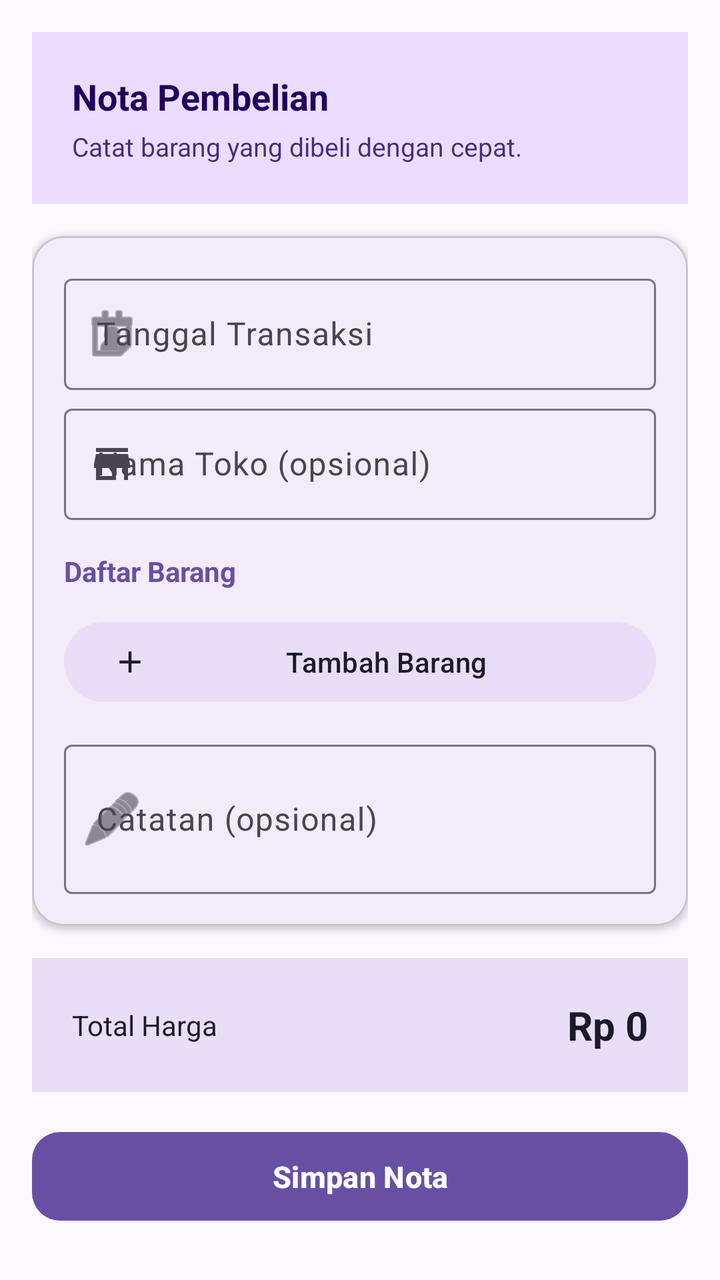
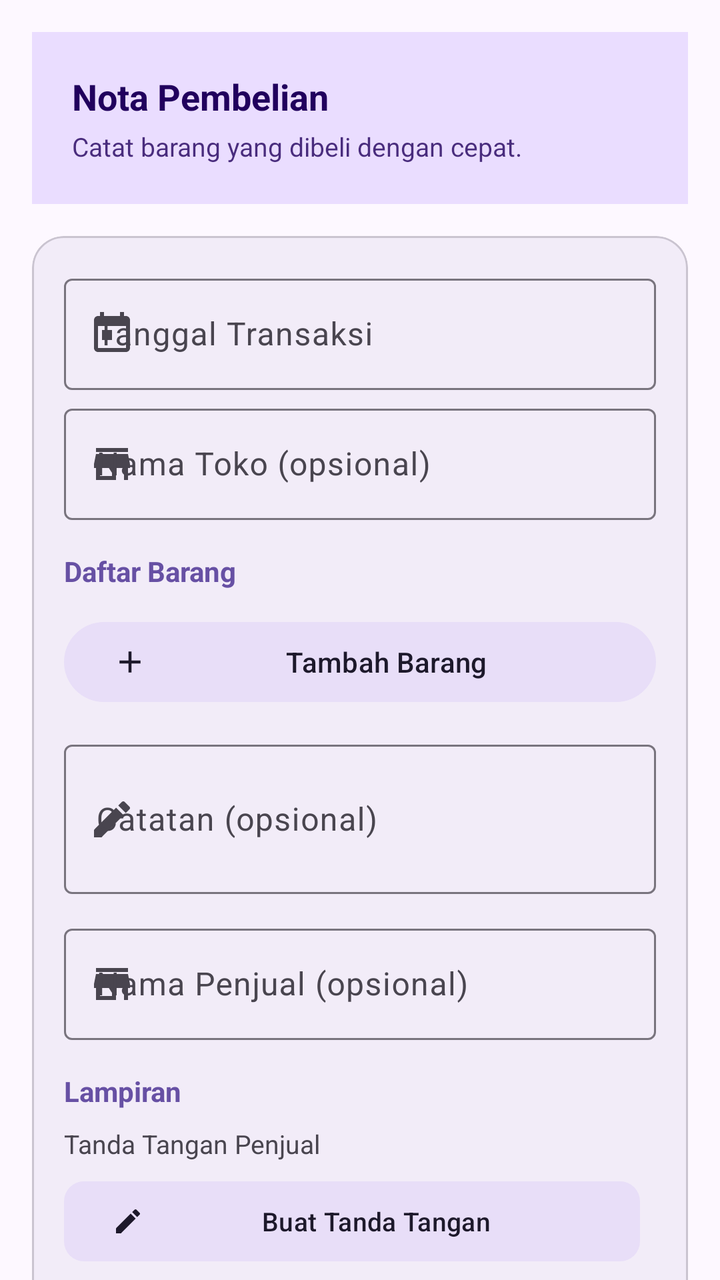

An Android layout rendered at two revisions. The XML below is the earlier revision; the diff shows what the commit changed to produce the second picture.
<!-- AndroidManifest.xml: application theme Theme.NotaCostume -->
<!-- res/layout/fragment_form.xml -->
<?xml version="1.0" encoding="utf-8"?>
<ScrollView xmlns:android="http://schemas.android.com/apk/res/android"
    xmlns:app="http://schemas.android.com/apk/res-auto"
    android:layout_width="match_parent"
    android:layout_height="match_parent"
    android:fillViewport="true"
    android:scrollbars="none"
    android:background="?attr/colorSurface">

    <LinearLayout
        android:layout_width="match_parent"
        android:layout_height="wrap_content"
        android:orientation="vertical"
        android:padding="16dp">

        <FrameLayout
            android:layout_width="match_parent"
            android:layout_height="wrap_content"
            android:background="?attr/colorPrimaryContainer"
            android:padding="20dp">

            <LinearLayout
                android:layout_width="match_parent"
                android:layout_height="wrap_content"
                android:orientation="vertical">

                <TextView
                    android:layout_width="wrap_content"
                    android:layout_height="wrap_content"
                    android:text="@string/hero_title"
                    android:textColor="?attr/colorOnPrimaryContainer"
                    android:textSize="18sp"
                    android:textStyle="bold" />

                <TextView
                    android:layout_width="wrap_content"
                    android:layout_height="wrap_content"
                    android:layout_marginTop="4dp"
                    android:text="@string/hero_sub"
                    android:textColor="?attr/colorOnPrimaryContainer"
                    android:textSize="13sp"
                    android:alpha="0.8" />
            </LinearLayout>
        </FrameLayout>

        <com.google.android.material.card.MaterialCardView
            android:layout_width="match_parent"
            android:layout_height="wrap_content"
            android:layout_marginTop="16dp"
            app:cardCornerRadius="16dp"
            app:cardElevation="2dp">

            <LinearLayout
                android:layout_width="match_parent"
                android:layout_height="wrap_content"
                android:orientation="vertical"
                android:padding="16dp">

                <com.google.android.material.textfield.TextInputLayout
                    android:id="@+id/tilTanggal"
                    style="@style/Widget.Material3.TextInputLayout.OutlinedBox"
                    android:layout_width="match_parent"
                    android:layout_height="wrap_content"
                    android:hint="@string/label_tanggal"
                    app:startIconDrawable="@android:drawable/ic_menu_my_calendar">

                    <com.google.android.material.textfield.TextInputEditText
                        android:id="@+id/etTanggal"
                        android:layout_width="match_parent"
                        android:layout_height="wrap_content"
                        android:focusable="false"
                        android:inputType="none"
                        android:clickable="true"
                        android:cursorVisible="false" />
                </com.google.android.material.textfield.TextInputLayout>

                <com.google.android.material.textfield.TextInputLayout
                    android:id="@+id/tilToko"
                    style="@style/Widget.Material3.TextInputLayout.OutlinedBox"
                    android:layout_width="match_parent"
                    android:layout_height="wrap_content"
                    android:layout_marginTop="4dp"
                    android:hint="@string/label_toko"
                    app:startIconDrawable="@drawable/ic_store">

                    <com.google.android.material.textfield.TextInputEditText
                        android:id="@+id/etToko"
                        android:layout_width="match_parent"
                        android:layout_height="wrap_content"
                        android:inputType="textCapWords" />
                </com.google.android.material.textfield.TextInputLayout>

                <TextView
                    android:layout_width="wrap_content"
                    android:layout_height="wrap_content"
                    android:layout_marginTop="16dp"
                    android:layout_marginBottom="4dp"
                    android:text="@string/section_barang"
                    android:textSize="14sp"
                    android:textStyle="bold"
                    android:textColor="?attr/colorPrimary" />

                <LinearLayout
                    android:id="@+id/llItems"
                    android:layout_width="match_parent"
                    android:layout_height="wrap_content"
                    android:orientation="vertical" />

                <com.google.android.material.button.MaterialButton
                    android:id="@+id/btnTambahBarang"
                    style="@style/Widget.Material3.Button.TonalButton"
                    android:layout_width="match_parent"
                    android:layout_height="wrap_content"
                    android:layout_marginTop="8dp"
                    android:text="@string/btn_tambah_barang"
                    app:icon="@drawable/ic_add" />

                <com.google.android.material.textfield.TextInputLayout
                    android:id="@+id/tilCatatan"
                    style="@style/Widget.Material3.TextInputLayout.OutlinedBox"
                    android:layout_width="match_parent"
                    android:layout_height="wrap_content"
                    android:layout_marginTop="12dp"
                    android:hint="@string/label_catatan"
                    app:startIconDrawable="@android:drawable/ic_menu_edit">

                    <com.google.android.material.textfield.TextInputEditText
                        android:id="@+id/etCatatan"
                        android:layout_width="match_parent"
                        android:layout_height="wrap_content"
                        android:inputType="textMultiLine"
                        android:minLines="2" />
                </com.google.android.material.textfield.TextInputLayout>
            </LinearLayout>
        </com.google.android.material.card.MaterialCardView>

        <FrameLayout
            android:id="@+id/summaryCard"
            android:layout_width="match_parent"
            android:layout_height="wrap_content"
            android:layout_marginTop="16dp"
            android:background="?attr/colorSecondaryContainer"
            android:padding="20dp">

            <LinearLayout
                android:layout_width="match_parent"
                android:layout_height="wrap_content"
                android:orientation="horizontal"
                android:gravity="center_vertical">

                <TextView
                    android:layout_width="0dp"
                    android:layout_height="wrap_content"
                    android:layout_weight="1"
                    android:text="@string/summary_total"
                    android:textColor="?attr/colorOnSecondaryContainer"
                    android:textSize="14sp" />

                <TextView
                    android:id="@+id/tvTotal"
                    android:layout_width="wrap_content"
                    android:layout_height="wrap_content"
                    android:text="Rp 0"
                    android:textColor="?attr/colorOnSecondaryContainer"
                    android:textSize="20sp"
                    android:textStyle="bold" />
            </LinearLayout>
        </FrameLayout>

        <com.google.android.material.button.MaterialButton
            android:id="@+id/btnSimpan"
            android:layout_width="match_parent"
            android:layout_height="wrap_content"
            android:layout_marginTop="16dp"
            android:padding="12dp"
            android:text="@string/btn_simpan"
            android:textSize="15sp"
            android:textStyle="bold"
            app:cornerRadius="14dp" />
    </LinearLayout>
</ScrollView>
<!-- resources referenced by this layout -->
<resources>
  <string name="btn_simpan">Simpan Nota</string>
  <string name="btn_tambah_barang">Tambah Barang</string>
  <string name="hero_sub">Catat barang yang dibeli dengan cepat.</string>
  <string name="hero_title">Nota Pembelian</string>
  <string name="label_catatan">Catatan (opsional)</string>
  <string name="label_tanggal">Tanggal Transaksi</string>
  <string name="label_toko">Nama Toko (opsional)</string>
  <string name="section_barang">Daftar Barang</string>
  <string name="summary_total">Total Harga</string>
  <color name="md_primary">#6750A4</color>
  <color name="white">#FFFFFF</color>
  <color name="md_primary_container">#EADDFF</color>
  <color name="md_on_primary_container">#21005D</color>
  <color name="md_secondary">#625B71</color>
  <color name="md_secondary_container">#E8DEF8</color>
  <color name="md_on_secondary_container">#1D192B</color>
  <color name="md_surface">#FDF8FF</color>
  <color name="md_on_surface">#1D1B20</color>
  <color name="md_surface_container">#F3EDF7</color>
  <color name="md_outline">#79747E</color>
  <!-- unchanged entries left out for length: 3 -->
</resources>

<!-- the commit's change to res/layout/fragment_form.xml (unified diff, before → after) -->
@@ -62,7 +62,7 @@
                     android:layout_width="match_parent"
                     android:layout_height="wrap_content"
                     android:hint="@string/label_tanggal"
-                    app:startIconDrawable="@android:drawable/ic_menu_my_calendar">
+                    app:startIconDrawable="@drawable/ic_calendar">
 
                     <com.google.android.material.textfield.TextInputEditText
                         android:id="@+id/etTanggal"
@@ -122,7 +122,7 @@
                     android:layout_height="wrap_content"
                     android:layout_marginTop="12dp"
                     android:hint="@string/label_catatan"
-                    app:startIconDrawable="@android:drawable/ic_menu_edit">
+                    app:startIconDrawable="@drawable/ic_edit">
 
                     <com.google.android.material.textfield.TextInputEditText
                         android:id="@+id/etCatatan"
@@ -131,6 +131,128 @@
                         android:inputType="textMultiLine"
                         android:minLines="2" />
                 </com.google.android.material.textfield.TextInputLayout>
+
+                <com.google.android.material.textfield.TextInputLayout
+                    android:id="@+id/tilNamaPenjual"
+                    style="@style/Widget.Material3.TextInputLayout.OutlinedBox"
+                    android:layout_width="match_parent"
+                    android:layout_height="wrap_content"
+                    android:layout_marginTop="12dp"
+                    android:hint="@string/label_nama_penjual"
+                    app:startIconDrawable="@drawable/ic_store">
+
+                    <com.google.android.material.textfield.TextInputEditText
+                        android:id="@+id/etNamaPenjual"
+                        android:layout_width="match_parent"
+                        android:layout_height="wrap_content"
+                        android:inputType="textCapWords" />
+                </com.google.android.material.textfield.TextInputLayout>
+
+                <TextView
+                    android:layout_width="wrap_content"
+                    android:layout_height="wrap_content"
+                    android:layout_marginTop="16dp"
+                    android:layout_marginBottom="4dp"
+                    android:text="@string/section_lampiran"
+                    android:textColor="?attr/colorPrimary"
+                    android:textSize="14sp"
+                    android:textStyle="bold" />
+
+                <TextView
+                    android:layout_width="wrap_content"
+                    android:layout_height="wrap_content"
+                    android:layout_marginTop="4dp"
+                    android:text="@string/label_ttd"
+                    android:textColor="?attr/colorOnSurfaceVariant"
+                    android:textSize="13sp" />
+
+                <LinearLayout
+                    android:layout_width="match_parent"
+                    android:layout_height="wrap_content"
+                    android:layout_marginTop="6dp"
+                    android:orientation="horizontal">
+
+                    <com.google.android.material.button.MaterialButton
+                        android:id="@+id/btnTtd"
+                        style="@style/Widget.Material3.Button.TonalButton"
+                        android:layout_width="0dp"
+                        android:layout_height="wrap_content"
+                        android:layout_weight="1"
+                        android:layout_marginEnd="8dp"
+                        android:text="@string/btn_ttd"
+                        android:textSize="13sp"
+                        app:cornerRadius="10dp"
+                        app:icon="@drawable/ic_edit_note"
+                        app:iconSize="16dp" />
+
+                    <com.google.android.material.button.MaterialButton
+                        android:id="@+id/btnHapusTtd"
+                        style="@style/Widget.Material3.Button.TextButton"
+                        android:layout_width="wrap_content"
+                        android:layout_height="wrap_content"
+                        android:text="@string/btn_ttd_hapus"
+                        android:textColor="?attr/colorError"
+                        android:textSize="13sp"
+                        android:visibility="gone" />
+                </LinearLayout>
+
+                <ImageView
+                    android:id="@+id/ivTtd"
+                    android:layout_width="match_parent"
+                    android:layout_height="88dp"
+                    android:layout_marginTop="8dp"
+                    android:background="?attr/colorSurfaceContainer"
+                    android:padding="4dp"
+                    android:scaleType="fitCenter"
+                    android:visibility="gone"
+                    android:contentDescription="@string/label_ttd" />
+
+                <TextView
+                    android:layout_width="wrap_content"
+                    android:layout_height="wrap_content"
+                    android:layout_marginTop="14dp"
+                    android:text="@string/label_foto"
+                    android:textColor="?attr/colorOnSurfaceVariant"
+                    android:textSize="13sp" />
+
+                <com.google.android.material.button.MaterialButton
+                    android:id="@+id/btnTambahFoto"
+                    style="@style/Widget.Material3.Button.TonalButton"
+                    android:layout_width="match_parent"
+                    android:layout_height="wrap_content"
+                    android:layout_marginTop="6dp"
+                    android:text="@string/btn_tambah_foto"
+                    android:textSize="13sp"
+                    app:cornerRadius="10dp"
+                    app:icon="@drawable/ic_photo"
+                    app:iconSize="16dp" />
+
+                <FrameLayout
+                    android:layout_width="match_parent"
+                    android:layout_height="wrap_content"
+                    android:layout_marginTop="8dp"
+                    android:visibility="gone"
+                    android:id="@+id/fotoContainer">
+
+                    <ImageView
+                        android:id="@+id/ivFoto"
+                        android:layout_width="match_parent"
+                        android:layout_height="150dp"
+                        android:scaleType="centerCrop"
+                        android:background="?attr/colorSurfaceContainer"
+                        android:contentDescription="@string/label_foto" />
+
+                    <com.google.android.material.button.MaterialButton
+                        android:id="@+id/btnHapusFoto"
+                        style="@style/Widget.Material3.Button.IconButton.Filled.Tonal"
+                        android:layout_width="36dp"
+                        android:layout_height="36dp"
+                        android:layout_gravity="top|end"
+                        android:layout_margin="6dp"
+                        app:icon="@drawable/ic_close"
+                        app:iconSize="18dp"
+                        android:contentDescription="@string/btn_hapus_foto" />
+                </FrameLayout>
             </LinearLayout>
         </com.google.android.material.card.MaterialCardView>
 
<!-- resource entries referenced after the edit -->
@@ -1,13 +1,76 @@
 <!-- resources referenced by this layout -->
 <resources>
+  <!-- drawable ic_calendar (drawable) -->
+  <?xml version="1.0" encoding="utf-8"?>
+  <vector xmlns:android="http://schemas.android.com/apk/res/android"
+      android:width="24dp"
+      android:height="24dp"
+      android:viewportWidth="24"
+      android:viewportHeight="24">
+      <path
+          android:fillColor="#FF000000"
+          android:pathData="M19,3h-1V1h-2v2H8V1H6v2H5c-1.11,0 -1.99,0.9 -1.99,2L3,19c0,1.1 0.89,2 2,2h14c1.1,0 2,-0.9 2,-2V5c0,-1.1 -0.9,-2 -2,-2zM19,19H5V8h14v11zM7,10h5v5H7z" />
+  </vector>
+  <!-- drawable ic_close (drawable) -->
+  <?xml version="1.0" encoding="utf-8"?>
+  <vector xmlns:android="http://schemas.android.com/apk/res/android"
+      android:width="24dp"
+      android:height="24dp"
+      android:viewportWidth="24"
+      android:viewportHeight="24">
+      <path
+          android:fillColor="#FF000000"
+          android:pathData="M19,6.41L17.59,5 12,10.59 6.41,5 5,6.41 10.59,12 5,17.59 6.41,19 12,13.41 17.59,19 19,17.59 13.41,12z" />
+  </vector>
+  <!-- drawable ic_edit (drawable) -->
+  <?xml version="1.0" encoding="utf-8"?>
+  <vector xmlns:android="http://schemas.android.com/apk/res/android"
+      android:width="24dp"
+      android:height="24dp"
+      android:viewportWidth="24"
+      android:viewportHeight="24">
+      <path
+          android:fillColor="#FF000000"
+          android:pathData="M3,17.25V21h3.75L17.81,9.94l-3.75,-3.75L3,17.25zM20.71,7.04c0.39,-0.39 0.39,-1.02 0,-1.41l-2.34,-2.34c-0.39,-0.39 -1.02,-0.39 -1.41,0l-1.83,1.83 3.75,3.75 1.83,-1.83z" />
+  </vector>
+  <!-- drawable ic_edit_note (drawable) -->
+  <?xml version="1.0" encoding="utf-8"?>
+  <vector xmlns:android="http://schemas.android.com/apk/res/android"
+      android:width="24dp"
+      android:height="24dp"
+      android:viewportWidth="24"
+      android:viewportHeight="24">
+      <path
+          android:fillColor="#FF000000"
+          android:pathData="M3,17.25V21h3.75l11.06,-11.06 -3.75,-3.75L3,17.25zM20.71,7.04c0.39,-0.39 0.39,-1.02 0,-1.41l-2.34,-2.34c-0.39,-0.39 -1.02,-0.39 -1.41,0l-1.83,1.83 3.75,3.75 1.83,-1.83z" />
+  </vector>
+  <!-- drawable ic_photo (drawable) -->
+  <?xml version="1.0" encoding="utf-8"?>
+  <vector xmlns:android="http://schemas.android.com/apk/res/android"
+      android:width="24dp"
+      android:height="24dp"
+      android:viewportWidth="24"
+      android:viewportHeight="24">
+      <path
+          android:fillColor="#FF000000"
+          android:pathData="M21,19V5c0,-1.1 -0.9,-2 -2,-2H5C3.9,3 3,3.9 3,5v14c0,1.1 0.9,2 2,2h14C20.1,21 21,20.1 21,19zM8.5,13.5l2.5,3.01L14.5,12l4.5,6H5L8.5,13.5z" />
+  </vector>
+  <string name="btn_hapus_foto">Hapus Foto</string>
   <string name="btn_simpan">Simpan Nota</string>
   <string name="btn_tambah_barang">Tambah Barang</string>
+  <string name="btn_tambah_foto">Tambah Foto</string>
+  <string name="btn_ttd">Buat Tanda Tangan</string>
+  <string name="btn_ttd_hapus">Hapus Tanda Tangan</string>
   <string name="hero_sub">Catat barang yang dibeli dengan cepat.</string>
   <string name="hero_title">Nota Pembelian</string>
   <string name="label_catatan">Catatan (opsional)</string>
+  <string name="label_foto">Bukti Foto Barang</string>
+  <string name="label_nama_penjual">Nama Penjual (opsional)</string>
   <string name="label_tanggal">Tanggal Transaksi</string>
   <string name="label_toko">Nama Toko (opsional)</string>
+  <string name="label_ttd">Tanda Tangan Penjual</string>
   <string name="section_barang">Daftar Barang</string>
+  <string name="section_lampiran">Lampiran</string>
   <string name="summary_total">Total Harga</string>
   <color name="md_primary">#6750A4</color>
   <color name="white">#FFFFFF</color>
